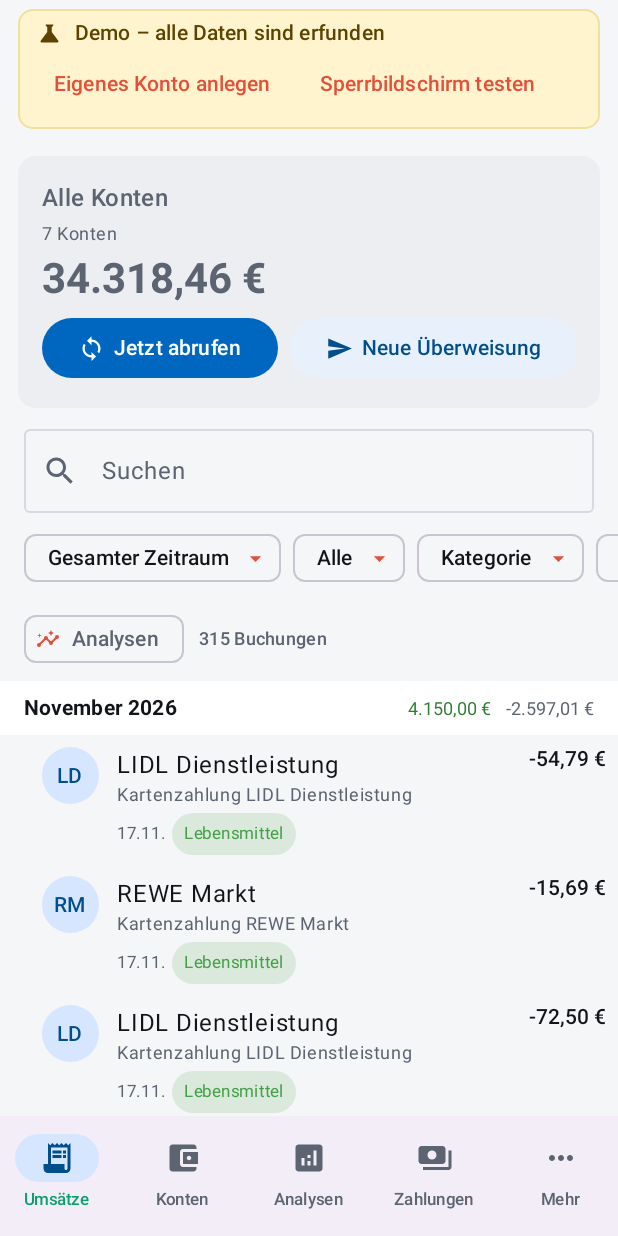
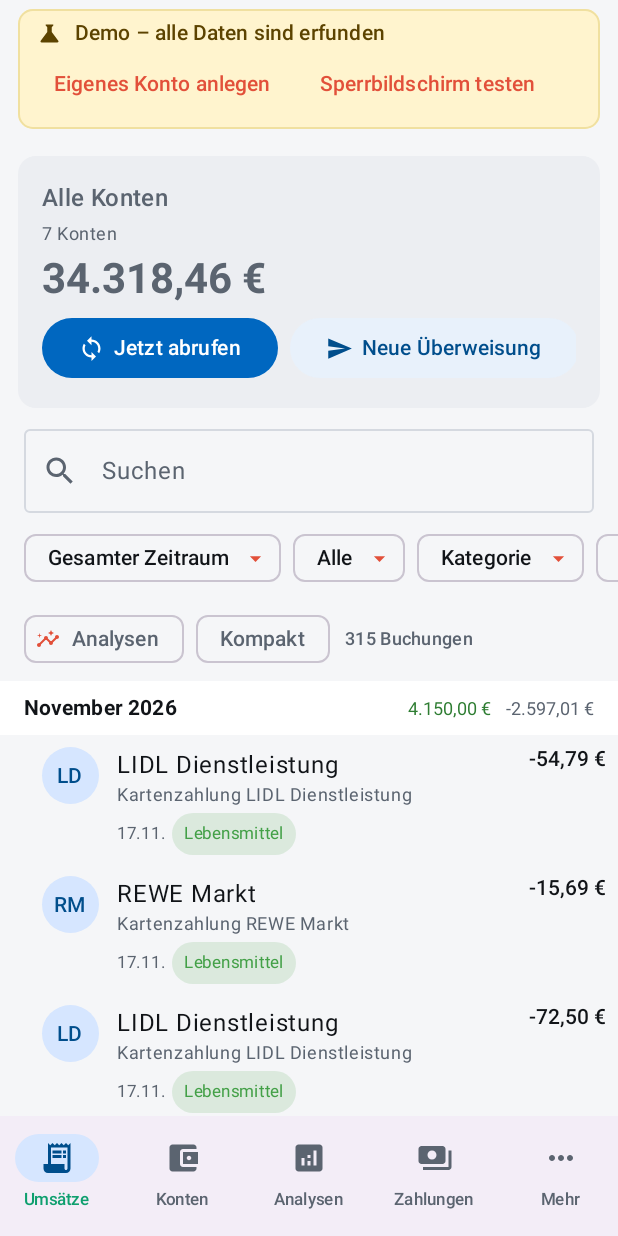
Before and after one commit to 24unix/GiroCrab, an Android app built with Jetpack Compose: the screen it shows after launch (MainActivity), on a phone screen of 412 x 824 dp. Run offline under Robolectric (Android 15) with nearby library versions, the phone set to English and light mode, and no system bars.

Commit message:
feat(ui): compact booking density mode and expandable SEPA details row (#235, #131, #224)

```diff
--- a/GiroCrabAndroid/app/src/main/java/de/girocrab/app/ui/screens/BookingStreamScreen.kt
+++ b/GiroCrabAndroid/app/src/main/java/de/girocrab/app/ui/screens/BookingStreamScreen.kt
@@ -39,6 +39,7 @@ import androidx.compose.material3.Button
 import androidx.compose.material3.ButtonDefaults
 import androidx.compose.material3.FilledTonalButton
 import androidx.compose.material3.FilterChip
+import androidx.compose.material3.TextButton
 import androidx.compose.material3.Icon
 import androidx.compose.material3.Surface
 import androidx.compose.material3.IconButton
@@ -135,6 +136,8 @@ fun BookingStreamScreen(
     var flow by rememberSaveable { mutableStateOf(FlowFilter.All) }
     var docsOnly by rememberSaveable { mutableStateOf(false) }
     var analytics by rememberSaveable { mutableStateOf(false) }
+    var compact by rememberSaveable { mutableStateOf(false) }
+    var expandedId by rememberSaveable { mutableStateOf<String?>(null) }
 
     val shown = bookings
         .filter { b ->
@@ -161,6 +164,8 @@ fun BookingStreamScreen(
         }
         item {
             FilterBar(
+                compact = compact,
+                onCompact = { compact = it },
                 search = state.search,
                 onSearch = onSearch,
                 range = range,
@@ -217,8 +222,11 @@ fun BookingStreamScreen(
                     unchecked = !b.checked,
                     hasDocument = b.documentCount > 0,
                     masked = masked,
+                    compact = compact,
+                    expanded = expandedId == b.id,
                     onToggleChecked = { onToggleChecked(b.id) },
-                    onClick = { onOpenBooking(b) },
+                    onClick = { expandedId = if (expandedId == b.id) null else b.id },
+                    onOpen = { onOpenBooking(b) },
                 )
             }
         }
@@ -286,6 +294,8 @@ private fun maskIban(iban: String, masked: Boolean): String =
 
 @Composable
 private fun FilterBar(
+    compact: Boolean,
+    onCompact: (Boolean) -> Unit,
     search: String,
     onSearch: (String) -> Unit,
     range: TimeRange,
@@ -355,6 +365,12 @@ private fun FilterBar(
                 onClick = { onAnalytics(!analytics) },
                 label = { Text("Analysen") },
                 leadingIcon = { Icon(Icons.Filled.Insights, null, Modifier.size(16.dp)) },
+            )
+            Spacer(Modifier.width(8.dp))
+            FilterChip(
+                selected = compact,
+                onClick = { onCompact(!compact) },
+                label = { Text("Kompakt") },
             )
             Spacer(Modifier.width(10.dp))
             Text(
@@ -452,18 +468,22 @@ private fun BookingRow(
     unchecked: Boolean,
     hasDocument: Boolean,
     masked: Boolean,
+    compact: Boolean,
+    expanded: Boolean,
     onToggleChecked: () -> Unit,
     onClick: () -> Unit,
+    onOpen: () -> Unit,
 ) {
     Row(
-        Modifier.fillMaxWidth().clickable(onClick = onClick).padding(horizontal = 8.dp, vertical = 6.dp),
+        Modifier.fillMaxWidth().clickable(onClick = onClick)
+            .padding(horizontal = 8.dp, vertical = if (compact) 2.dp else 6.dp),
         verticalAlignment = Alignment.Top,
     ) {
         Box(Modifier.size(20.dp).clickable(onClick = onToggleChecked), contentAlignment = Alignment.Center) {
             if (unchecked) Box(Modifier.size(10.dp).clip(CircleShape).background(Color(0xFF1E88E5)))
         }
         Surface(
-            modifier = Modifier.padding(end = 12.dp).size(38.dp),
+            modifier = Modifier.padding(end = 12.dp).size(if (compact) 28.dp else 38.dp),
             shape = CircleShape,
             color = MaterialTheme.colorScheme.secondaryContainer,
         ) {
@@ -486,10 +506,28 @@ private fun BookingRow(
                     if (masked) "••••••••••" else booking.purpose,
                     style = MaterialTheme.typography.bodySmall,
                     color = MaterialTheme.colorScheme.onSurfaceVariant,
-                    maxLines = 2, overflow = TextOverflow.Ellipsis,
+                    maxLines = if (expanded) Int.MAX_VALUE else if (compact) 1 else 2,
+                    overflow = TextOverflow.Ellipsis,
                 )
             }
-            Row(
+            if (expanded) {
+                Column(Modifier.padding(top = 2.dp)) {
+                    Text(
+                        "Valuta ${booking.valueDate.format(dayFmt)}",
+                        style = MaterialTheme.typography.bodySmall,
+                        color = MaterialTheme.colorScheme.onSurfaceVariant,
+                    )
+                    if (booking.counterpartyIban.isNotBlank()) {
+                        Text(
+                            if (masked) "IBAN ••••" else "IBAN ${booking.counterpartyIban}",
+                            style = MaterialTheme.typography.bodySmall,
+                            color = MaterialTheme.colorScheme.onSurfaceVariant,
+                        )
+                    }
+                    TextButton(onClick = onOpen) { Text("Details öffnen") }
+                }
+            }
+            if (!compact || expanded) Row(
                 Modifier.padding(top = 4.dp).horizontalScroll(rememberScrollState()),
                 horizontalArrangement = Arrangement.spacedBy(4.dp),
                 verticalAlignment = Alignment.CenterVertically,
```
Also changed, not shown: 2 other files.
